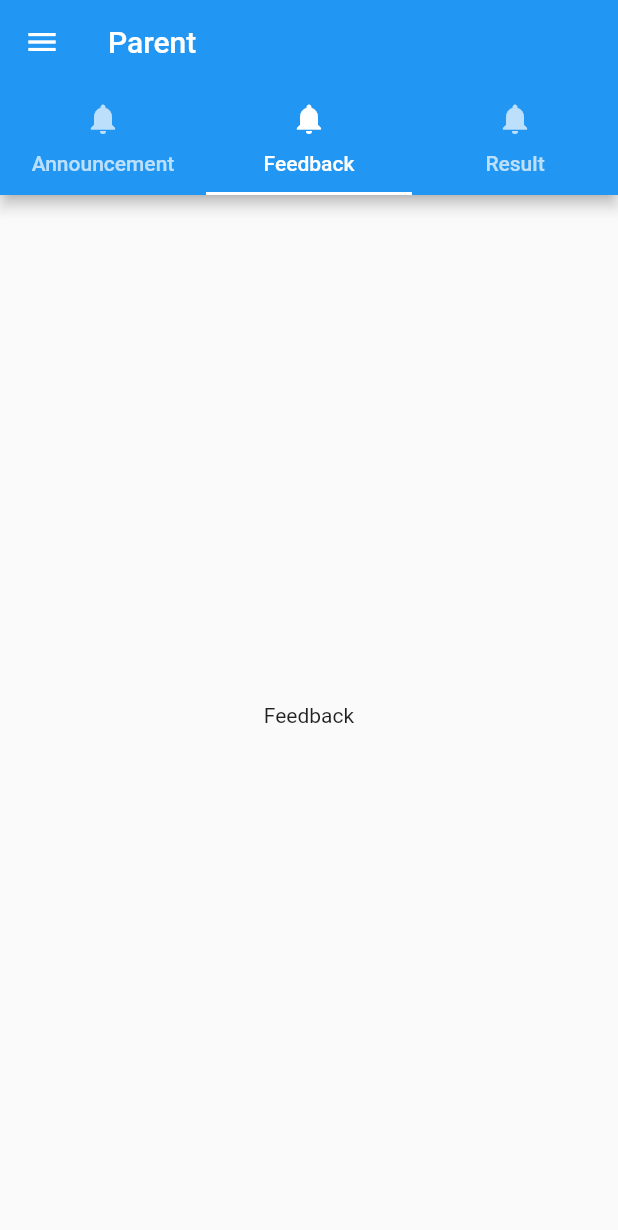
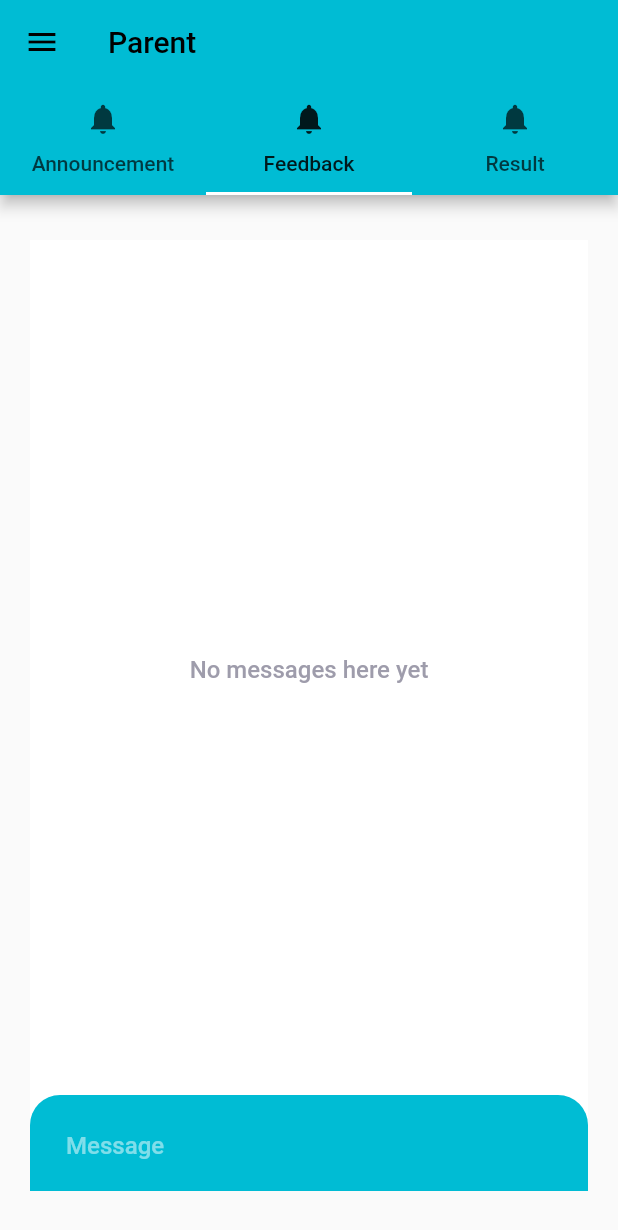
Before and after one commit to sammylina/flutter_school, a Flutter app: the Parent screen opened by its route, tab 2 chosen, on a phone screen of 412 x 824 dp. Shown: the top 1230 px of the screen. Run offline on Flutter 3.47's test engine with Material 2 defaults, Android fonts, the phone set to English and light mode, and no system bars; our stand-ins replace cloud_firestore, firebase_auth, firebase_core, flutter_chat_types, flutter_chat_ui, flutter_secure_storage and 1 more; missing offline and left inert: firestore_search; accounts and stored records are empty; network calls fail.

Commit message:
chat added to the parent and teacher

```diff
--- a/lib/main.dart
+++ b/lib/main.dart
@@ -27,7 +27,9 @@ class MyApp extends StatelessWidget {
       title: 'Flutter Demo',
       debugShowCheckedModeBanner: false,
       theme: ThemeData(
-				primarySwatch: Colors.blue,
+				primarySwatch: Colors.cyan,
+        primaryColor: Colors.cyan,
+        //accentColor: Color(0x46c6ce),
       ),
       initialRoute: '/',
       routes: {
@@ -38,7 +40,7 @@ class MyApp extends StatelessWidget {
         '/parent': (context) => Parent(),
       },
       home: Scaffold(
-				body: Parent(),
+				body: Login(),
       ),
     );
   }
--- /dev/null
+++ b/lib/page/feedback/parent_feedback.dart
@@ -0,0 +1,76 @@
+
+import 'package:flutter/material.dart';
+import 'package:flutter_chat_ui/flutter_chat_ui.dart';
+import 'package:flutter_chat_types/flutter_chat_types.dart' as types;
+import 'package:school/page/auth.dart';
+import 'dart:convert';
+import 'package:cloud_firestore/cloud_firestore.dart';
+
+class ParentFeedback extends StatefulWidget {
+  const ParentFeedback({Key? key}) : super(key: key);
+
+  @override
+  _ParentFeedbackState createState() => _ParentFeedbackState();
+}
+
+class _ParentFeedbackState extends State<ParentFeedback> {
+
+  var sender;
+  var _teacher = types.User(id: 'teacher');
+  var _parent = types.User(id: 'parent');
+  var user;
+  List<types.Message> _messages = [];
+
+  @override
+  void initState()  {
+    super.initState();
+    CustomAuth.storage.read(key: 'parent').then((res) {
+      print("currently..........: $res");
+      sender = json.decode(res!);
+
+      print("currently logged in user childOne: ${sender['childOne']}");
+      FirebaseFirestore.instance.collection('feedback').where(
+          'studentId', isEqualTo: sender['childOne']).get()
+          .then((value) {
+        print("response from firebase");
+        final new_msg = value.docs.map((chat_msg) {
+          print("chat message from server: ${chat_msg.data()['message']}");
+
+          if (chat_msg['sender'] == sender['firstName']) {
+            user = _parent;
+          } else {
+            user = _teacher;
+          }
+          return types.TextMessage(
+            author: user,
+            id: chat_msg.data()['studentId'] as String,
+            text: chat_msg.data()['message'] as String,
+          );
+          return chat_msg.data()['message'];
+        }).toList();
+        setState(() {
+          _messages = [...new_msg];
+        });
+      });
+    }).catchError((err) {
+      print("there is no logged in user found");
+    });
+  }
+
+
+  @override
+  Widget build(BuildContext context) {
+
+    return Scaffold(
+      body: Chat(
+        messages: _messages,
+        onSendPressed: (types.PartialText msg) {},
+        user: _parent,
+        theme: DefaultChatTheme(
+            inputBackgroundColor: Colors.cyan
+        ),
+      ),
+
+    );
+  }
+}
--- a/lib/page/login.dart
+++ b/lib/page/login.dart
@@ -4,6 +4,7 @@ import 'package:flutter/material.dart';
 import 'package:firebase_auth/firebase_auth.dart';
 import 'package:firebase_core/firebase_core.dart';
 import 'package:school/page/auth.dart';
+import 'dart:convert';
 
 
 class Login extends StatefulWidget {
@@ -41,7 +42,8 @@ class _LoginState extends State<Login> {
 						.forEach((user) {
 							if(user == null) return;
 							loggedUser = user.docs.map((e) => e.data()).toList()[0];
-							CustomAuth.storage.write(key: selectedUserType, value: loggedUser);
+							CustomAuth.storage.write(key: selectedUserType, value: json.encode(loggedUser));
+
 					});
 
 
--- a/lib/page/parent.dart
+++ b/lib/page/parent.dart
@@ -1,5 +1,6 @@
 
 import 'package:flutter/material.dart';
+import 'package:school/page/feedback/parent_feedback.dart';
 
 import 'common/NavBar.dart';
 import 'common/announcement.dart';
@@ -36,7 +37,7 @@ class _ParentState extends State<Parent> {
           child: TabBarView(
             children: [
               Center(child: Announcement(),),
-              Center(child: Text("Feedback"),),
+              Center(child: ParentFeedback(),),
               Center(child: Text("Result"),)
             ],
           ),
--- a/lib/page/teacher.dart
+++ b/lib/page/teacher.dart
@@ -1,6 +1,7 @@
 
 import 'package:flutter/material.dart';
 import 'package:flutter/widgets.dart';
+import 'package:school/page/feedback/teacher_feedback.dart';
 import 'package:school/page/result/result.dart';
 import 'package:school/page/result/resultForTeacher.dart';
 
@@ -25,7 +26,7 @@ class _TeacherState extends State<Teacher> {
           title: Text("Teacher"),
           bottom: TabBar(
             tabs: [
-              Tab(text: "Result",icon: Icon(Icons.notifications),), Tab(text: "Annaounce",icon: Icon(Icons.notifications)), Tab(text: "Feedback",icon: Icon(Icons.notifications)),
+              Tab(text: "Result",icon: Icon(Icons.notifications),), Tab(text: "Announcement",icon: Icon(Icons.notifications)), Tab(text: "Feedback",icon: Icon(Icons.notifications)),
             ],
           ),
         ),
@@ -40,7 +41,7 @@ class _TeacherState extends State<Teacher> {
             children: [
               Center(child: Result(),),
               Center(child: Announcement()),
-              Center(child: TeacherResult(),)
+              Center(child: TeacherFeedback(),)
             ],
           ),
         ),
```
Also changed, not shown: lib/page/feedback/teacher_feedback.dart (added, +136 -0 lines), pubspec.yaml (+7 -0 lines), assets/EECMY.jpg (added), pubspec.lock, 2 other files.
